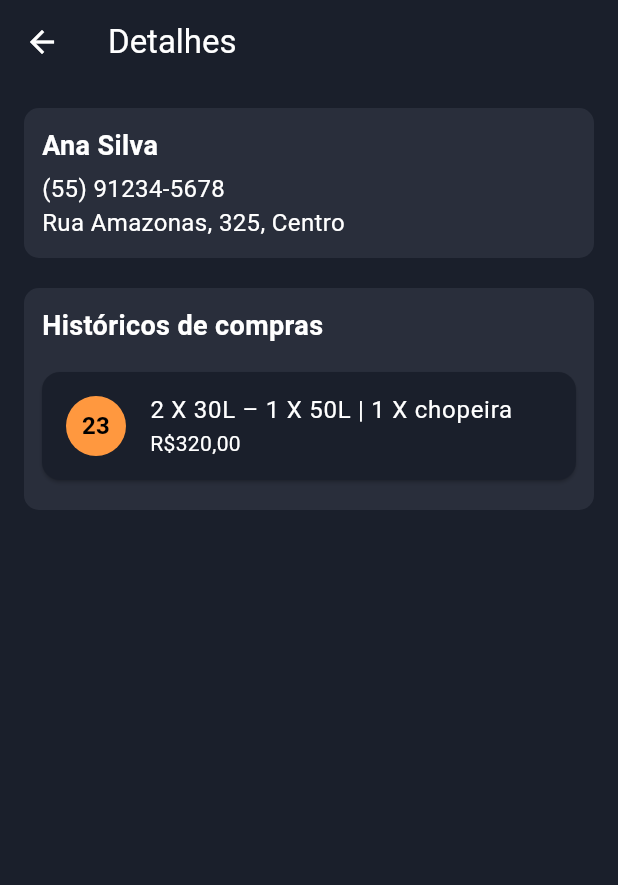
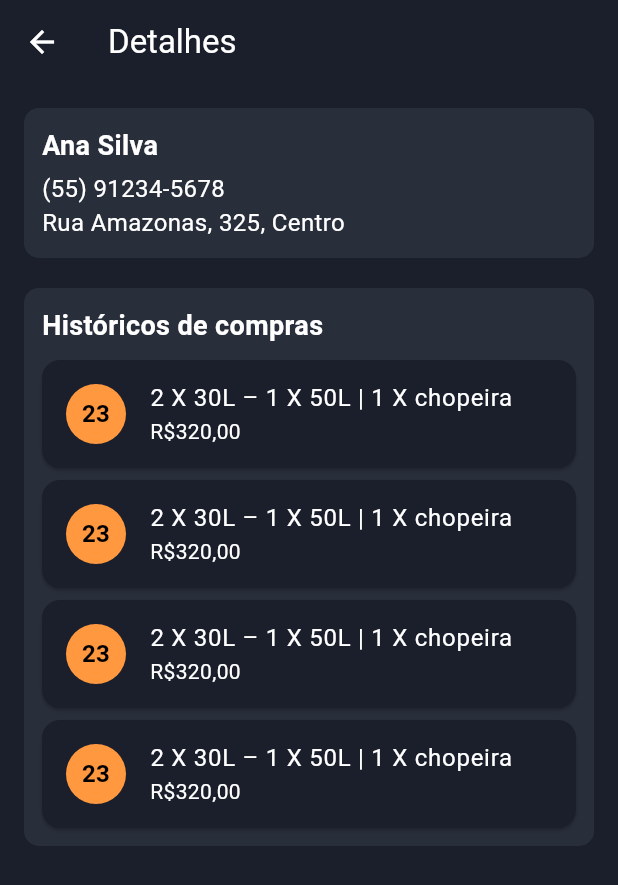
Before and after one commit to AlvaroRumpel/stock_app, a Flutter app: the CustomerDetails screen opened directly, on a phone screen of 412 x 824 dp. Shown: the top 885 px of the screen. Run offline on Flutter 3.47's test engine with Material 3 defaults, Android fonts, the phone set to English and light mode, and no system bars; our stand-ins replace bloc, equatable, flutter_bloc, flutter_svg, go_router, supabase_flutter; accounts and stored records are empty; project files that could hold a hidden picture were left out.

Commit message:
refactor customer details route and state management; improve customer list success state to include customers

```diff
--- a/lib/core/router/app_router.dart
+++ b/lib/core/router/app_router.dart
@@ -4,6 +4,7 @@ import 'package:go_router/go_router.dart';
 
 import '../../modules/customer/customer_create/cubit/customer_create_cubit.dart';
 import '../../modules/customer/customer_create/customer_create_page.dart';
+import '../../modules/customer/customer_details/customer_details.dart';
 import '../../modules/customer/customers_list/cubit/customer_list_cubit.dart';
 import '../../modules/customer/customers_list/customers_page.dart';
 import '../../modules/home/home_page.dart';
@@ -104,7 +105,7 @@ class AppRouter {
                         path: RouteName.customersDetails.path,
                         name: RouteName.customersDetails.name,
                         parentNavigatorKey: _rootNavigatorKey,
-                        builder: (context, state) => const CustomersPage(),
+                        builder: (context, state) => const CustomerDetails(),
                       ),
                     ],
                   ),
--- a/lib/core/router/route_name.dart
+++ b/lib/core/router/route_name.dart
@@ -5,7 +5,7 @@ enum RouteName {
   sales(path: '/sales', name: 'sales'),
   customers(path: '/customers', name: 'customers'),
   createCustomer(path: '/create-customer', name: 'createCustomer'),
-  customersDetails(path: '/customer_details', name: 'customersDetails'),
+  customersDetails(path: '/customer-details', name: 'customersDetails'),
   stok(path: '/stok', name: 'stok');
 
   final String path;
--- a/lib/modules/customer/customer_details/customer_details.dart
+++ b/lib/modules/customer/customer_details/customer_details.dart
@@ -1,6 +1,7 @@
 import 'package:flutter/material.dart';
 
 import '../../../core/theme/app_theme.dart';
+import '../../../shared/utils/context_extensions.dart';
 
 class CustomerDetails extends StatelessWidget {
   const CustomerDetails({super.key});
@@ -13,23 +14,32 @@ class CustomerDetails extends StatelessWidget {
         'descricao': '2 X 30L – 1 X 50L | 1 X chopeira',
         'preco': 'R\$320,00',
       },
+      {
+        'data': '23 Fev',
+        'descricao': '2 X 30L – 1 X 50L | 1 X chopeira',
+        'preco': 'R\$320,00',
+      },
+      {
+        'data': '23 Fev',
+        'descricao': '2 X 30L – 1 X 50L | 1 X chopeira',
+        'preco': 'R\$320,00',
+      },
+      {
+        'data': '23 Fev',
+        'descricao': '2 X 30L – 1 X 50L | 1 X chopeira',
+        'preco': 'R\$320,00',
+      },
     ];
 
     return Scaffold(
-      appBar: AppBar(
-        title: const Text('Detalhes'),
-        leading: IconButton(
-          icon: const Icon(Icons.arrow_back),
-          onPressed: () => Navigator.pop(context),
-        ),
-      ),
-      body: Padding(
+      appBar: AppBar(title: const Text('Detalhes')),
+      body: SingleChildScrollView(
         padding: const EdgeInsets.all(16.0),
         child: Column(
           crossAxisAlignment: CrossAxisAlignment.start,
           children: [
             Container(
-              width: double.infinity,
+              width: context.width,
               padding: const EdgeInsets.all(12),
               decoration: BoxDecoration(
                 color: AppColors.darkBg200,
@@ -53,7 +63,7 @@ class CustomerDetails extends StatelessWidget {
             ),
             const SizedBox(height: 20),
             Container(
-              width: double.infinity,
+              width: context.width,
               padding: const EdgeInsets.all(12),
               decoration: BoxDecoration(
                 color: AppColors.darkBg200,
@@ -67,17 +77,21 @@ class CustomerDetails extends StatelessWidget {
                     style: TextStyle(fontSize: 18, fontWeight: FontWeight.bold),
                   ),
                   const SizedBox(height: 10),
-                  Column(
-                    children:
-                        historicoCompras.map((item) {
+                  ListView.separated(
+                    shrinkWrap: true,
+                    itemCount: historicoCompras.length,
+                    physics: const NeverScrollableScrollPhysics(),
+                    itemBuilder: (context, index) {
+                      final purchase = historicoCompras[index];
+
                       return Card(
                         color: AppColors.darkBg100,
-                            margin: const EdgeInsets.symmetric(vertical: 8),
+                        margin: EdgeInsets.zero,
                         child: ListTile(
                           leading: CircleAvatar(
                             backgroundColor: AppColors.lightPrimary200,
                             child: Text(
-                                  item['data']!.split(' ')[0],
+                              purchase['data']!.split(' ')[0],
                               style: const TextStyle(
                                 color: Colors.black,
                                 fontWeight: FontWeight.bold,
@@ -85,20 +99,22 @@ class CustomerDetails extends StatelessWidget {
                             ),
                           ),
                           title: Text(
-                                item['descricao']!,
+                            purchase['descricao']!,
                             style: const TextStyle(
                               color: AppColors.darkText100,
                             ),
                           ),
                           subtitle: Text(
-                                item['preco']!,
+                            purchase['preco']!,
                             style: const TextStyle(
                               color: AppColors.darkText100,
                             ),
                           ),
                         ),
                       );
-                        }).toList(),
+                    },
+                    separatorBuilder:
+                        (context, index) => const SizedBox(height: 8),
                   ),
                 ],
               ),
--- a/lib/modules/customer/customers_list/cubit/customer_list_cubit.dart
+++ b/lib/modules/customer/customers_list/cubit/customer_list_cubit.dart
@@ -8,7 +8,6 @@ part 'customer_list_state.dart';
 
 class CustomerListCubit extends Cubit<CustomerListState> {
   final CustomerRepository _repo;
-  List<Customer> customers = [];
 
   CustomerListCubit({required CustomerRepository customerRepository})
     : _repo = customerRepository,
@@ -18,9 +17,9 @@ class CustomerListCubit extends Cubit<CustomerListState> {
     try {
       emit(CustomerListLoading());
 
-      customers = await _repo.getCustomers();
+      final customers = await _repo.getCustomers();
 
-      emit(CustomerListSuccess());
+      emit(CustomerListSuccess(customers: customers));
     } catch (e) {
       emit(CustomListError());
     }
--- a/lib/modules/customer/customers_list/cubit/customer_list_state.dart
+++ b/lib/modules/customer/customers_list/cubit/customer_list_state.dart
@@ -11,6 +11,10 @@ final class CustomerListInitial extends CustomerListState {}
 
 final class CustomerListLoading extends CustomerListState {}
 
-final class CustomerListSuccess extends CustomerListState {}
+final class CustomerListSuccess extends CustomerListState {
+  final List<Customer> customers;
+
+  const CustomerListSuccess({required this.customers});
+}
 
 final class CustomListError extends CustomerListState {}
```
Also changed, not shown: lib/modules/customer/customers_list/customers_page.dart (+58 -52 lines). Lines whose indentation alone changed are shown as unchanged.
